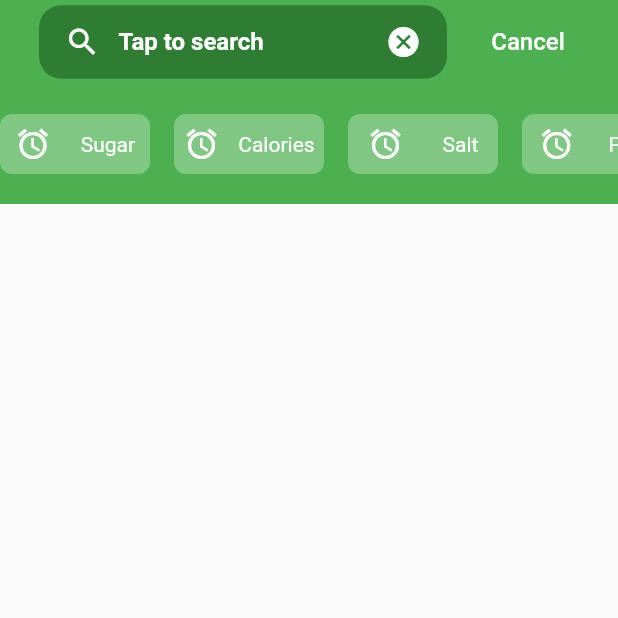
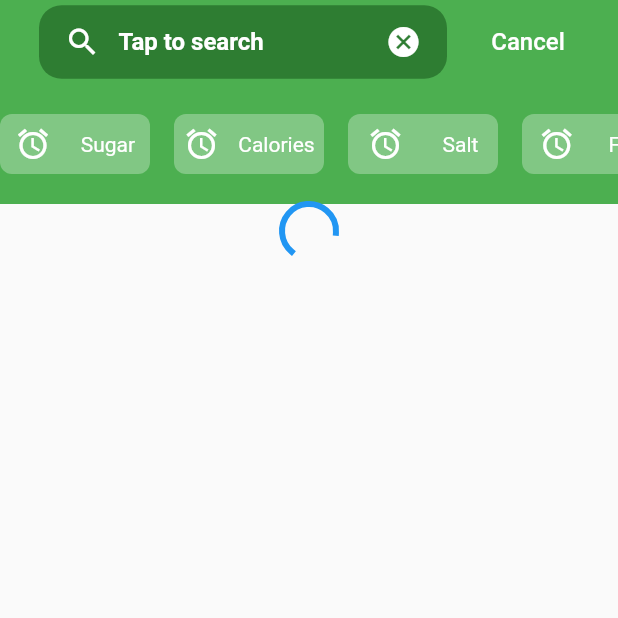
Before and after one commit to tazik561/cventix_login_ui, a Flutter app: the first screen one second after launch, on a phone screen of 412 x 824 dp, the top half of it. Run offline on Flutter 3.47's test engine with Material 2 defaults, Android fonts, the phone set to English and light mode, and no system bars; our stand-ins replace bloc, equatable, flutter_bloc.

```diff
--- a/lib/blocs/bloc/categories_bloc.dart
+++ b/lib/blocs/bloc/categories_bloc.dart
@@ -61,6 +61,36 @@ class CategoriesBloc extends Bloc<CategoriesEvent, CategoriesState> {
         protein: "2.1 g",
         title: "Rice",
         image: "assets/images/img4.jpeg"),
+    CategoryItem(
+        id: 1,
+        catId: 3,
+        delicious: "5",
+        fat: "2.5g",
+        fiber: "5.2g",
+        kcal: "180 kcal",
+        protein: "2.1 g",
+        title: "Slow Tony",
+        image: "assets/images/img1.jpeg"),
+    CategoryItem(
+        id: 1,
+        catId: 4,
+        delicious: "5",
+        fat: "2.5g",
+        fiber: "5.2g",
+        kcal: "180 kcal",
+        protein: "2.1 g",
+        title: "Slow Tony",
+        image: "assets/images/img1.jpeg"),
+    CategoryItem(
+        id: 4,
+        catId: 4,
+        delicious: "5",
+        fat: "2.5g",
+        fiber: "5.2g",
+        kcal: "180 kcal",
+        protein: "2.1 g",
+        title: "Rice",
+        image: "assets/images/img4.jpeg"),
   ];
 
   List<CategoryItem> get catItems => _infoCatItems;
@@ -72,25 +102,27 @@ class CategoriesBloc extends Bloc<CategoriesEvent, CategoriesState> {
     CategoriesEvent event,
   ) async* {
     if (event is TopCategoriesEvent) {
+      _makeFalseAllCategory();
       yield* _makeCatList(items);
     }
     if (event is SelectedCategoryEvent) {
       yield* _makeSelectedCatList(event.id, items, _infoCatItems);
     }
     if (event is TriggeredItemEvent) {
-      var tapedItem = items.firstWhere((element) => element.selected == true,
-          orElse: () => null);
-      tapedItem?.selected = false;
-
-      var id = event.id;
-      int itemIndex = items.indexWhere((element) => element.id == id);
-      items[itemIndex].selected = true;
+      _makeFalseAllCategory();
+      _selectedCategory(event.id);
       yield* _makeSelectedCatList(event.id, items, _infoCatItems);
     }
   }
 
   Stream<CategoriesState> _makeCatList(List<CategoriesItem> items) async* {
+    List<CategoryItem> cats;
     yield CategoriesLoaded(catItems: items, selectedCatItems: null);
+    await Future.delayed(Duration(seconds: 5), () {
+      cats = _getCategoryItem(items[1].id);
+    });
+
+    yield CategoriesLoaded(catItems: items, selectedCatItems: cats);
   }
 
   Stream<CategoriesState> _makeSelectedCatList(int id,
@@ -98,6 +130,23 @@ class CategoriesBloc extends Bloc<CategoriesEvent, CategoriesState> {
     var selectedList =
         selectedItem.where((element) => element.catId == id).toList();
     yield CategoriesLoaded(catItems: items, selectedCatItems: selectedList);
+  }
+
+  _makeFalseAllCategory() {
+    var tapedItem = items.firstWhere((element) => element.selected == true,
+        orElse: () => null);
+    tapedItem?.selected = false;
+  }
+
+  _selectedCategory(int catId) {
+    var id = catId;
+    int itemIndex = items.indexWhere((element) => element.id == id);
+    items[itemIndex].selected = true;
+  }
+
+  _getCategoryItem(int id) {
+    _selectedCategory(id);
+    return catItems.where((element) => element.catId == id).toList();
   }
 }
 
--- a/lib/blocs/bloc/categories_state.dart
+++ b/lib/blocs/bloc/categories_state.dart
@@ -8,6 +8,8 @@ abstract class CategoriesState extends Equatable {
 
 class CategoriesInitial extends CategoriesState {}
 
+class SelectedCategorieLoaded extends CategoriesState {}
+
 class CategoriesLoaded extends CategoriesState {
   final List<CategoriesItem> catItems;
   final List<CategoryItem> selectedCatItems;
--- a/lib/categories_page.dart
+++ b/lib/categories_page.dart
@@ -140,7 +140,9 @@ Widget topCatList(bloc) {
             ),
           ),
           selectedCatItems == null
-              ? Container()
+              ? Center(
+                  child: CircularProgressIndicator(),
+                )
               : detailsCatList(selectedCatItems),
         ],
       );
```
Also changed, not shown: lib/main.dart (+9 -0 lines).
